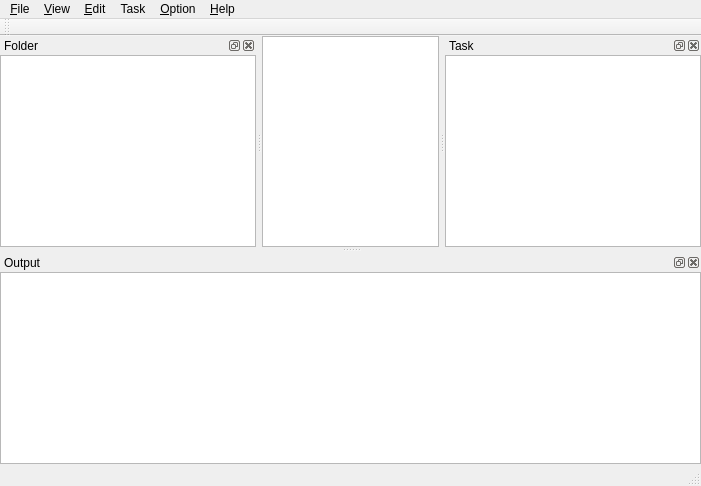
Qt form src/mainwindow.ui (ambiesoft/SceneExplorer) before a commit.
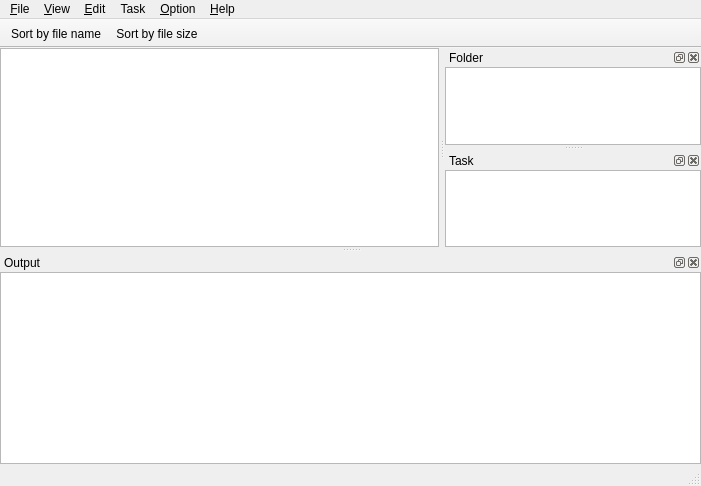
The same form after that commit.

The edit to the form file:
```diff
--- a/src/mainwindow.ui
+++ b/src/mainwindow.ui
@@ -129,12 +129,20 @@
    <property name="windowTitle">
     <string>ToolBar</string>
    </property>
+   <property name="movable">
+    <bool>false</bool>
+   </property>
+   <property name="floatable">
+    <bool>false</bool>
+   </property>
    <attribute name="toolBarArea">
     <enum>TopToolBarArea</enum>
    </attribute>
    <attribute name="toolBarBreak">
     <bool>false</bool>
    </attribute>
+   <addaction name="actionSort_by_file_name"/>
+   <addaction name="actionSort_by_file_size"/>
   </widget>
   <widget class="QStatusBar" name="statusBar"/>
   <widget class="QDockWidget" name="dockLog">
@@ -191,7 +199,7 @@
     <string>Folder</string>
    </property>
    <attribute name="dockWidgetArea">
-    <number>1</number>
+    <number>2</number>
    </attribute>
    <widget class="QWidget" name="dockWidgetContents_2">
     <property name="sizePolicy">
@@ -324,6 +332,16 @@
     <string>&amp;Output</string>
    </property>
   </action>
+  <action name="actionSort_by_file_name">
+   <property name="text">
+    <string>Sort by &amp;file name</string>
+   </property>
+  </action>
+  <action name="actionSort_by_file_size">
+   <property name="text">
+    <string>Sort by file &amp;size</string>
+   </property>
+  </action>
  </widget>
  <layoutdefault spacing="6" margin="11"/>
  <resources/>
```
Left out of the diff: 45 changed lines with no effect on the pictures.
